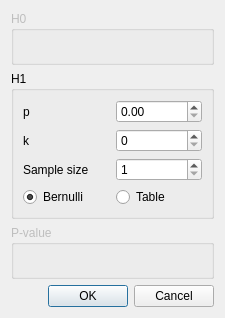
First picture: the form in C++/Qt/HypothesisTesting/dialog.ui, repository Sakamoto45/Semestr_6, before the edit.
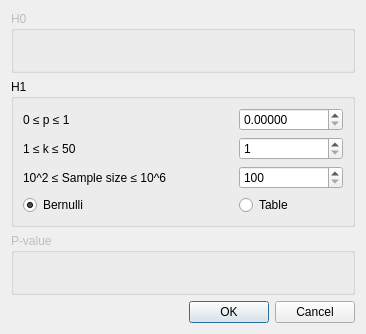
Second picture: the form after the edit.

```diff
--- a/C++/Qt/HypothesisTesting/dialog.ui
+++ b/C++/Qt/HypothesisTesting/dialog.ui
@@ -6,10 +6,16 @@
    <rect>
     <x>0</x>
     <y>0</y>
-    <width>225</width>
-    <height>318</height>
+    <width>366</width>
+    <height>334</height>
    </rect>
   </property>
+  <property name="sizePolicy">
+   <sizepolicy hsizetype="Expanding" vsizetype="Expanding">
+    <horstretch>0</horstretch>
+    <verstretch>0</verstretch>
+   </sizepolicy>
+  </property>
   <property name="windowTitle">
    <string>Dialog</string>
   </property>
@@ -33,7 +39,7 @@
       <item row="1" column="0">
        <widget class="QLabel" name="H1_label_k">
         <property name="text">
-         <string>k</string>
+         <string>1 ≤ k ≤ 50</string>
         </property>
        </widget>
       </item>
@@ -63,34 +69,50 @@
       <item row="0" column="0">
        <widget class="QLabel" name="H1_label_p">
         <property name="text">
-         <string>p</string>
+         <string>0 ≤ p ≤ 1</string>
         </property>
        </widget>
       </item>
       <item row="2" column="0">
        <widget class="QLabel" name="H1_label_sample_size">
+        <property name="sizePolicy">
+         <sizepolicy hsizetype="Expanding" vsizetype="Preferred">
+          <horstretch>0</horstretch>
+          <verstretch>0</verstretch>
+         </sizepolicy>
+        </property>
         <property name="text">
-         <string>Sample size</string>
+         <string>10^2 ≤ Sample size ≤ 10^6</string>
         </property>
        </widget>
       </item>
       <item row="2" column="1">
        <widget class="QSpinBox" name="H1_input_sample_size">
         <property name="minimum">
-         <number>1</number>
+         <number>100</number>
         </property>
         <property name="maximum">
-         <number>100000</number>
+         <number>1000000</number>
         </property>
        </widget>
       </item>
       <item row="1" column="1">
-       <widget class="QSpinBox" name="H1_input_k"/>
+       <widget class="QSpinBox" name="H1_input_k">
+        <property name="minimum">
+         <number>1</number>
+        </property>
+        <property name="maximum">
+         <number>50</number>
+        </property>
+       </widget>
       </item>
       <item row="0" column="1">
        <widget class="QDoubleSpinBox" name="H1_input_p">
+        <property name="decimals">
+         <number>5</number>
+        </property>
         <property name="maximum">
-         <double>1.000000000000000</double>
+         <double>999999.989999999990687</double>
         </property>
         <property name="singleStep">
          <double>0.100000000000000</double>
```
Left out of the diff: 10 changed lines with no effect on the pictures.
